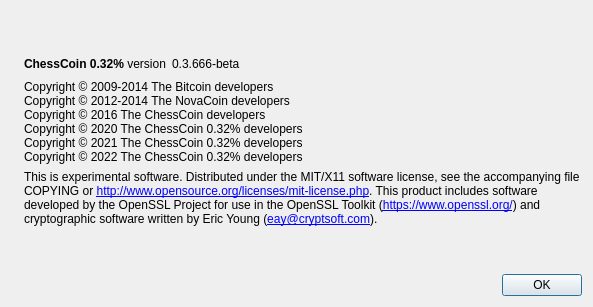
Old version of the form src/qt/forms/aboutdialog.ui in the repository AKKPP/ChessCoin032.
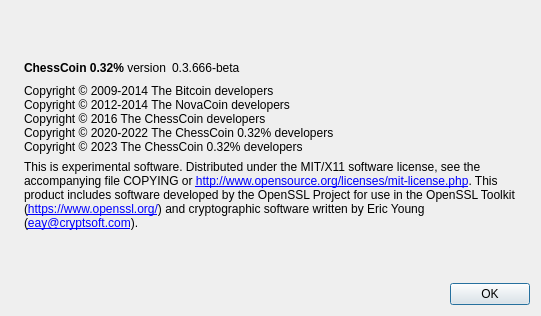
New version of the form. Icons and pictures are not drawn.

The edit to the form file:
```diff
--- a/src/qt/forms/aboutdialog.ui
+++ b/src/qt/forms/aboutdialog.ui
@@ -6,8 +6,8 @@
    <rect>
     <x>0</x>
     <y>0</y>
-    <width>593</width>
-    <height>307</height>
+    <width>541</width>
+    <height>316</height>
    </rect>
   </property>
   <property name="windowTitle">
@@ -115,9 +115,8 @@
         <string>Copyright © 2009-2014 The Bitcoin developers
 Copyright © 2012-2014 The NovaCoin developers
 Copyright © 2016 The ChessCoin developers
-Copyright © 2020 The ChessCoin 0.32% developers
-Copyright © 2021 The ChessCoin 0.32% developers
-Copyright © 2022 The ChessCoin 0.32% developers</string>
+Copyright © 2020-2022 The ChessCoin 0.32% developers
+Copyright © 2023 The ChessCoin 0.32% developers</string>
        </property>
        <property name="textInteractionFlags">
         <set>Qt::LinksAccessibleByMouse|Qt::TextSelectableByKeyboard|Qt::TextSelectableByMouse</set>
```
